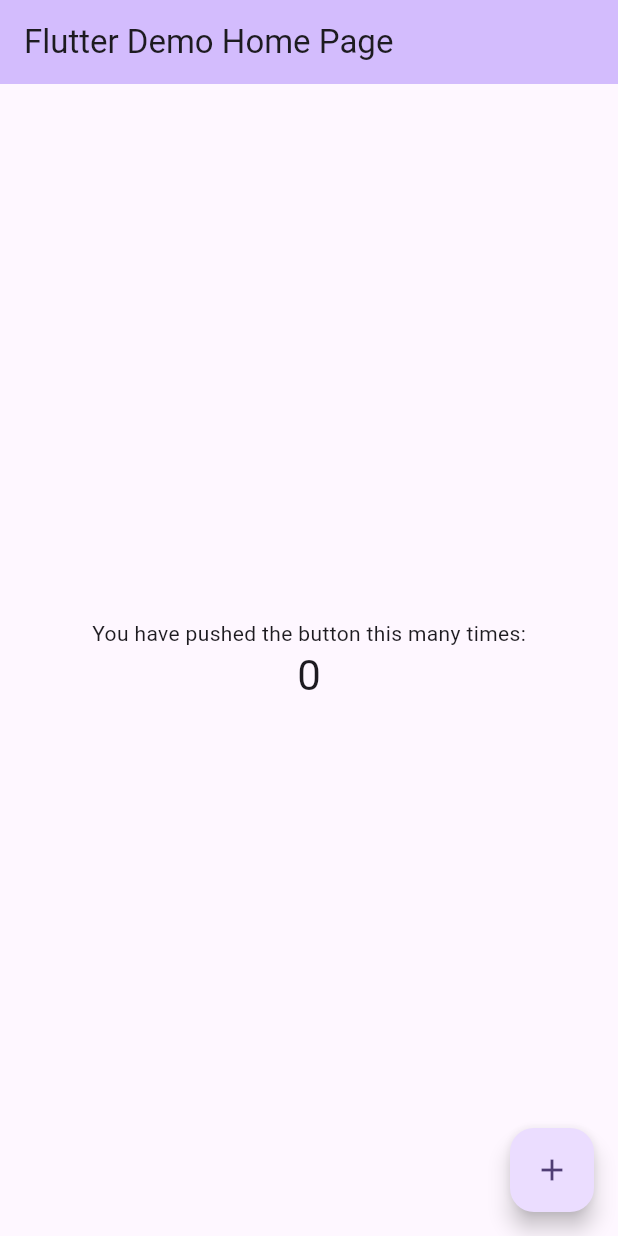
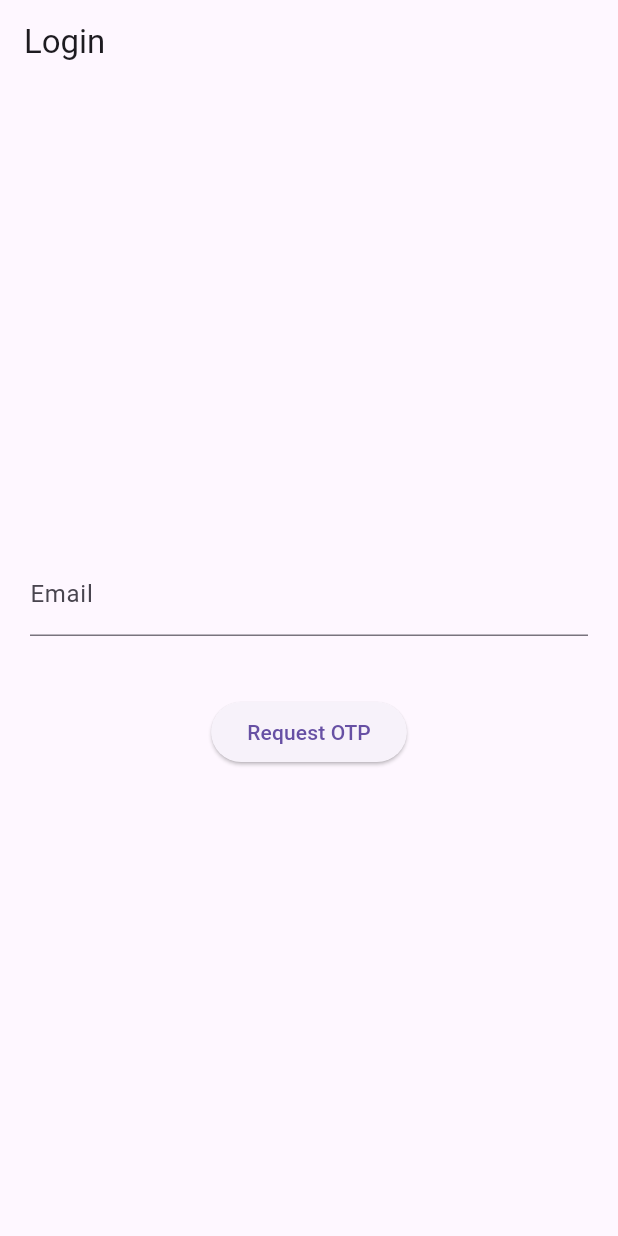
Before and after one commit to iamvedantp/WMS_Floor_App, a Flutter app: the screen it shows after launch, on a phone screen of 412 x 824 dp. Run offline on Flutter 3.47's test engine with Material 3 defaults, Android fonts, the light colour scheme and no system bars.

Commit message:
login page Frontend created

```diff
--- /dev/null
+++ b/lib/login_page.dart
@@ -0,0 +1,207 @@
+import 'package:flutter/material.dart';
+import 'package:http/http.dart' as http;
+import 'dart:convert';
+
+class LoginPage extends StatefulWidget {
+  const LoginPage({Key? key}) : super(key: key);
+
+  @override
+  _LoginPageState createState() => _LoginPageState();
+}
+
+class _LoginPageState extends State<LoginPage> {
+  TextEditingController handleController = TextEditingController();
+  TextEditingController otpController = TextEditingController();
+  bool isOtpVisible = false; // Initially hide OTP field
+  bool isOtpObscured = true; // Initially obscure OTP field
+  Map<String, dynamic>? userData; // User data collected from the backend
+
+  Future<void> _handleOTPRequest() async {
+    final handle = handleController.text.trim();
+    if (handle.isEmpty) {
+      _showError('Please enter an email');
+      return;
+    }
+
+    try {
+      final response = await http.post(
+        Uri.parse('http://172.17.0.1:8080/api/sessauth/otp'),
+        headers: {
+          'Content-Type': 'application/json',
+        },
+        body: jsonEncode({
+          'handle': handle,
+        }),
+      );
+
+      if (response.statusCode == 200) {
+        final responseData = json.decode(response.body);
+        if (responseData is Map<String, dynamic> &&
+            responseData.containsKey('otp')) {
+          setState(() {
+            otpController.text = responseData['otp'].toString();
+            isOtpVisible = true; // Show OTP field
+          });
+          _showSnackBar('OTP sent successfully');
+        } else {
+          _showError('No user found');
+        }
+      } else if (response.statusCode == 404) {
+        _showError('No user found');
+      } else {
+        _showError(
+            'Failed to generate OTP. Server responded with ${response.statusCode}');
+      }
+    } catch (error, stackTrace) {
+      _showError('Error generating OTP: $error', stackTrace: stackTrace);
+    }
+  }
+
+  Future<void> _handleLoginRequest() async {
+    final handle = handleController.text.trim();
+    final otp = otpController.text.trim();
+
+    if (handle.isEmpty || otp.isEmpty) {
+      _showError('Please enter email and OTP');
+      return;
+    }
+
+    try {
+      final response = await http.post(
+        Uri.parse('http://172.17.0.1:8080/api/sessauth/login'),
+        headers: {
+          'Content-Type': 'application/json',
+        },
+        body: jsonEncode({'handle': handle, 'otp': otp}),
+      );
+
+      if (response.statusCode == 200) {
+        final responseData = json.decode(response.body);
+        if (responseData is Map<String, dynamic>) {
+          setState(() {
+            userData = responseData; // Save user data
+          });
+        }
+        // Login successful, navigate to home page
+        Navigator.pushReplacementNamed(context, 'home', arguments: userData);
+      } else {
+        _showError('Failed to login. Invalid credentials');
+      }
+    } catch (error, stackTrace) {
+      _showError('Error during login: $error', stackTrace: stackTrace);
+    }
+  }
+
+  void _showSnackBar(String message) {
+    ScaffoldMessenger.of(context)
+        .showSnackBar(SnackBar(content: Text(message)));
+  }
+
+  void _showError(String message, {StackTrace? stackTrace}) {
+    debugPrint('Error: $message');
+    if (stackTrace != null) {
+      debugPrint('Stack trace:\n$stackTrace');
+    }
+    showDialog(
+      context: context,
+      builder: (context) => AlertDialog(
+        title: Text('Error'),
+        content: Text(message),
+        actions: [
+          TextButton(
+            onPressed: () => Navigator.pop(context),
+            child: Text('OK'),
+          ),
+        ],
+      ),
+    );
+  }
+
+  @override
+  Widget build(BuildContext context) {
+    return Scaffold(
+      appBar: AppBar(
+        title: const Text('Login'),
+      ),
+      body: Center(
+        child: Padding(
+          padding: const EdgeInsets.all(20.0),
+          child: Column(
+            mainAxisAlignment: MainAxisAlignment.center,
+            children: [
+              TextField(
+                controller: handleController,
+                decoration: InputDecoration(labelText: 'Email'),
+              ),
+              const SizedBox(height: 20),
+              if (isOtpVisible)
+                PasswordField(
+                  controller: otpController,
+                  labelText: 'OTP',
+                  isObscured: isOtpObscured,
+                  toggleVisibility: () {
+                    setState(() {
+                      isOtpObscured = !isOtpObscured;
+                    });
+                  },
+                ),
+              const SizedBox(height: 20),
+              ElevatedButton(
+                onPressed: () {
+                  if (isOtpVisible) {
+                    _handleLoginRequest();
+                  } else {
+                    _handleOTPRequest();
+                  }
+                },
+                child: Text(isOtpVisible ? 'Login' : 'Request OTP'),
+              ),
+              if (isOtpVisible)
+                TextButton(
+                  onPressed: () {
+                    setState(() {
+                      isOtpVisible = false; // Hide OTP field
+                      otpController.clear(); // Clear OTP
+                    });
+                  },
+                  child: const Text('Edit Email'),
+                ),
+            ],
+          ),
+        ),
+      ),
+    );
+  }
+}
+
+// Custom widget for password field
+class PasswordField extends StatelessWidget {
+  final TextEditingController controller;
+  final String labelText;
+  final bool isObscured;
+  final VoidCallback toggleVisibility;
+
+  const PasswordField({
+    required this.controller,
+    required this.labelText,
+    required this.isObscured,
+    required this.toggleVisibility,
+  });
+
+  @override
+  Widget build(BuildContext context) {
+    return TextField(
+      controller: controller,
+      obscureText: isObscured,
+      decoration: InputDecoration(
+        labelText: labelText,
+        suffixIcon: IconButton(
+          onPressed: toggleVisibility,
+          icon: Icon(
+            isObscured ? Icons.visibility_off : Icons.visibility,
+          ),
+        ),
+      ),
+    );
+  }
+}
--- a/lib/main.dart
+++ b/lib/main.dart
@@ -1,125 +1,14 @@
 import 'package:flutter/material.dart';
+import 'package:wms_floor_app/home.dart';
+import 'package:wms_floor_app/login_page.dart';
 
 void main() {
-  runApp(const MyApp());
+  runApp(MaterialApp(
+    initialRoute: 'login',
+    debugShowCheckedModeBanner: false,
+    routes: {
+      'login': (context) => const LoginPage(),
+      'home': (context) => const MyHome(),
+    },
+  ));
 }
-
-class MyApp extends StatelessWidget {
-  const MyApp({super.key});
-
-  // This widget is the root of your application.
-  @override
-  Widget build(BuildContext context) {
-    return MaterialApp(
-      title: 'Flutter Demo',
-      theme: ThemeData(
-        // This is the theme of your application.
-        //
-        // TRY THIS: Try running your application with "flutter run". You'll see
-        // the application has a purple toolbar. Then, without quitting the app,
-        // try changing the seedColor in the colorScheme below to Colors.green
-        // and then invoke "hot reload" (save your changes or press the "hot
-        // reload" button in a Flutter-supported IDE, or press "r" if you used
-        // the command line to start the app).
-        //
-        // Notice that the counter didn't reset back to zero; the application
-        // state is not lost during the reload. To reset the state, use hot
-        // restart instead.
-        //
-        // This works for code too, not just values: Most code changes can be
-        // tested with just a hot reload.
-        colorScheme: ColorScheme.fromSeed(seedColor: Colors.deepPurple),
-        useMaterial3: true,
-      ),
-      home: const MyHomePage(title: 'Flutter Demo Home Page'),
-    );
-  }
-}
-
-class MyHomePage extends StatefulWidget {
-  const MyHomePage({super.key, required this.title});
-
-  // This widget is the home page of your application. It is stateful, meaning
-  // that it has a State object (defined below) that contains fields that affect
-  // how it looks.
-
-  // This class is the configuration for the state. It holds the values (in this
-  // case the title) provided by the parent (in this case the App widget) and
-  // used by the build method of the State. Fields in a Widget subclass are
-  // always marked "final".
-
-  final String title;
-
-  @override
-  State<MyHomePage> createState() => _MyHomePageState();
-}
-
-class _MyHomePageState extends State<MyHomePage> {
-  int _counter = 0;
-
-  void _incrementCounter() {
-    setState(() {
-      // This call to setState tells the Flutter framework that something has
-      // changed in this State, which causes it to rerun the build method below
-      // so that the display can reflect the updated values. If we changed
-      // _counter without calling setState(), then the build method would not be
-      // called again, and so nothing would appear to happen.
-      _counter++;
-    });
-  }
-
-  @override
-  Widget build(BuildContext context) {
-    // This method is rerun every time setState is called, for instance as done
-    // by the _incrementCounter method above.
-    //
-    // The Flutter framework has been optimized to make rerunning build methods
-    // fast, so that you can just rebuild anything that needs updating rather
-    // than having to individually change instances of widgets.
-    return Scaffold(
-      appBar: AppBar(
-        // TRY THIS: Try changing the color here to a specific color (to
-        // Colors.amber, perhaps?) and trigger a hot reload to see the AppBar
-        // change color while the other colors stay the same.
-        backgroundColor: Theme.of(context).colorScheme.inversePrimary,
-        // Here we take the value from the MyHomePage object that was created by
-        // the App.build method, and use it to set our appbar title.
-        title: Text(widget.title),
-      ),
-      body: Center(
-        // Center is a layout widget. It takes a single child and positions it
-        // in the middle of the parent.
-        child: Column(
-          // Column is also a layout widget. It takes a list of children and
-          // arranges them vertically. By default, it sizes itself to fit its
-          // children horizontally, and tries to be as tall as its parent.
-          //
-          // Column has various properties to control how it sizes itself and
-          // how it positions its children. Here we use mainAxisAlignment to
-          // center the children vertically; the main axis here is the vertical
-          // axis because Columns are vertical (the cross axis would be
-          // horizontal).
-          //
-          // TRY THIS: Invoke "debug painting" (choose the "Toggle Debug Paint"
-          // action in the IDE, or press "p" in the console), to see the
-          // wireframe for each widget.
-          mainAxisAlignment: MainAxisAlignment.center,
-          children: <Widget>[
-            const Text(
-              'You have pushed the button this many times:',
-            ),
-            Text(
-              '$_counter',
-              style: Theme.of(context).textTheme.headlineMedium,
-            ),
-          ],
-        ),
-      ),
-      floatingActionButton: FloatingActionButton(
-        onPressed: _incrementCounter,
-        tooltip: 'Increment',
-        child: const Icon(Icons.add),
-      ), // This trailing comma makes auto-formatting nicer for build methods.
-    );
-  }
-}
--- a/pubspec.yaml
+++ b/pubspec.yaml
@@ -35,6 +35,7 @@ dependencies:
   # The following adds the Cupertino Icons font to your application.
   # Use with the CupertinoIcons class for iOS style icons.
   cupertino_icons: ^1.0.6
+  http: ^1.2.1
 
 dev_dependencies:
   flutter_test:
```
Also changed, not shown: lib/home.dart (added, +62 -0 lines), pubspec.lock.
